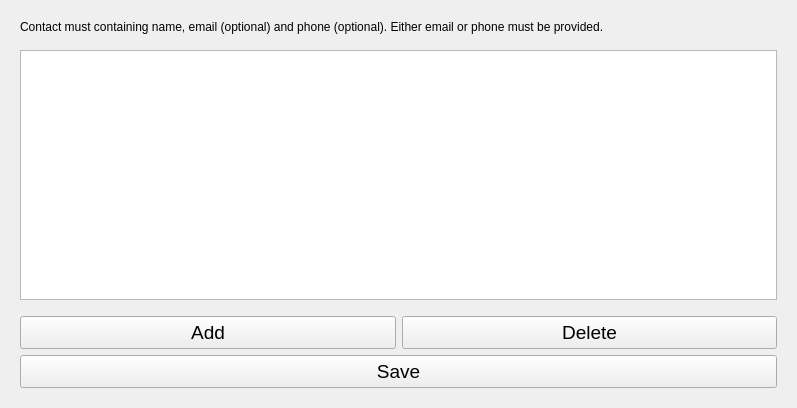
Above: cadasta/gui/ui/widget/contact_widget.ui from kartoza/cadasta-qgis-plugin before the change. Below: the same form after it.
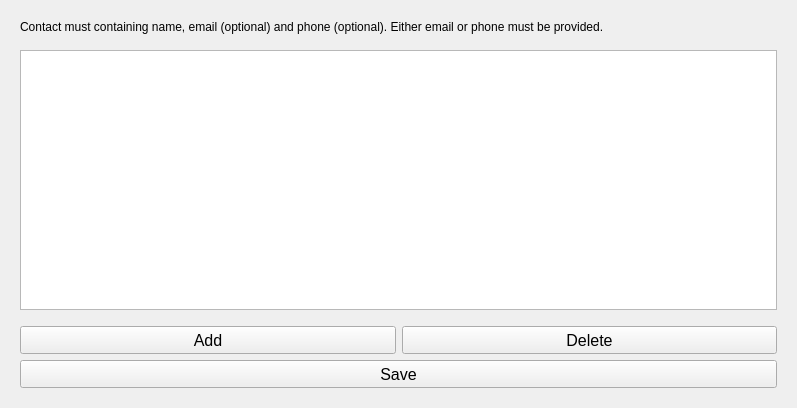
That is the form after the change.

```diff
--- a/cadasta/gui/ui/widget/contact_widget.ui
+++ b/cadasta/gui/ui/widget/contact_widget.ui
@@ -89,14 +89,14 @@
           <widget class="QPushButton" name="add_button">
            <property name="font">
             <font>
-             <pointsize>14</pointsize>
+             <pointsize>12</pointsize>
             </font>
            </property>
            <property name="cursor">
             <cursorShape>PointingHandCursor</cursorShape>
            </property>
            <property name="styleSheet">
-            <string notr="true">height: 25px; </string>
+            <string notr="true">height: 20px; </string>
            </property>
            <property name="text">
             <string>Add</string>
@@ -107,14 +107,14 @@
           <widget class="QPushButton" name="delete_button">
            <property name="font">
             <font>
-             <pointsize>14</pointsize>
+             <pointsize>12</pointsize>
             </font>
            </property>
            <property name="cursor">
             <cursorShape>PointingHandCursor</cursorShape>
            </property>
            <property name="styleSheet">
-            <string notr="true">height: 25px; </string>
+            <string notr="true">height: 20px; </string>
            </property>
            <property name="text">
             <string>Delete</string>
@@ -127,14 +127,14 @@
         <widget class="QPushButton" name="save_button">
          <property name="font">
           <font>
-           <pointsize>14</pointsize>
+           <pointsize>12</pointsize>
           </font>
          </property>
          <property name="cursor">
           <cursorShape>PointingHandCursor</cursorShape>
          </property>
          <property name="styleSheet">
-          <string notr="true">height: 25px; </string>
+          <string notr="true">height: 20px; </string>
          </property>
          <property name="text">
           <string>Save</string>
```
